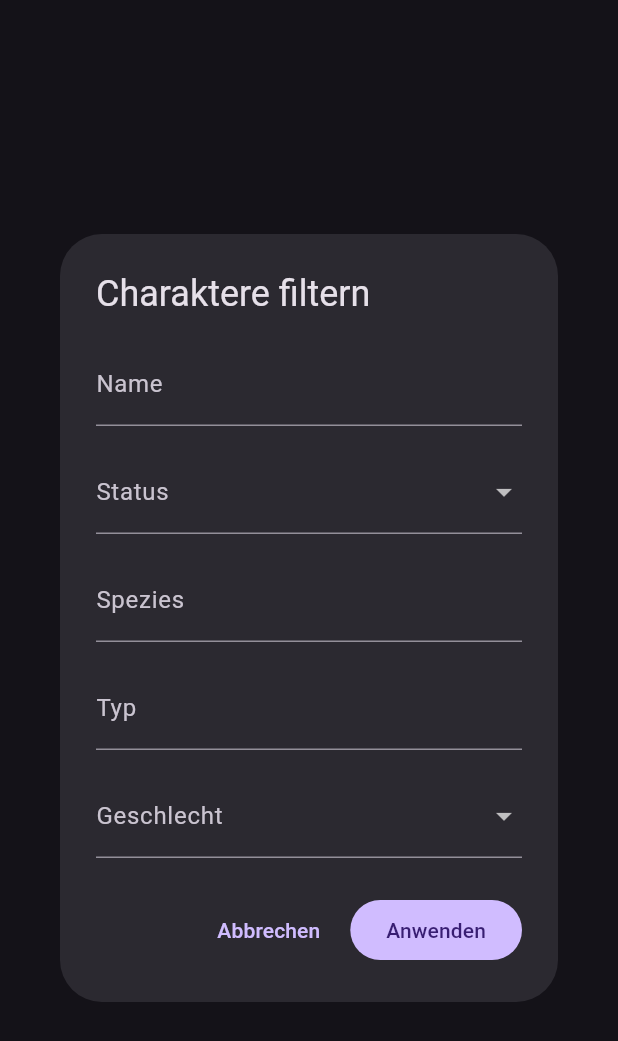
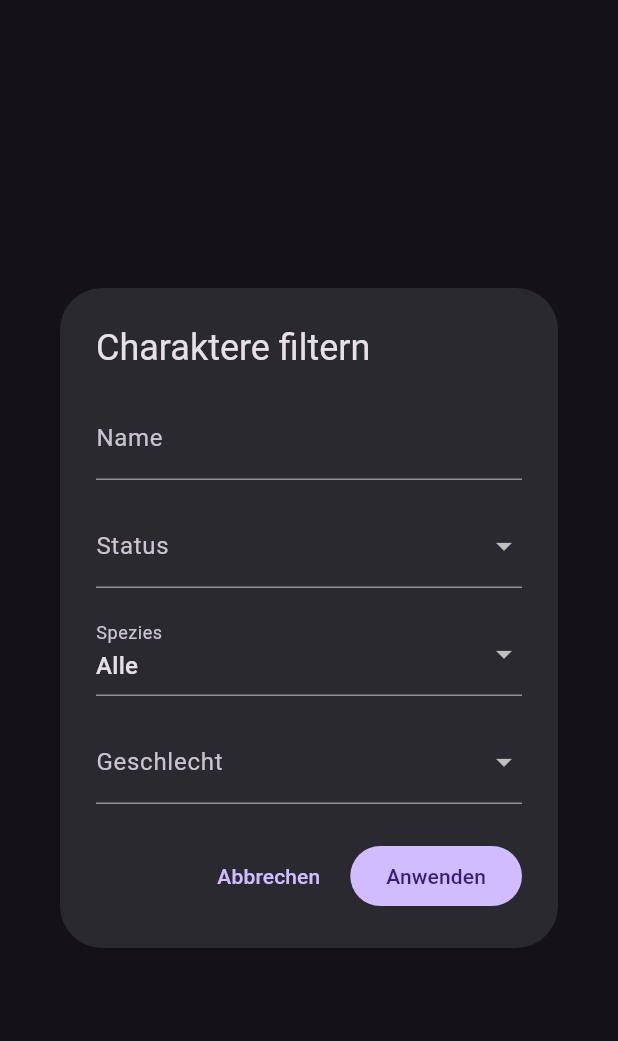
Before and after one commit to AchillesGit/Rickpedia, a Flutter app: the CharacterFilterDialog widget shown alone on an empty page, opened directly with empty values, on a phone screen of 412 x 824 dp. Shown: the top 1041 px of the screen. Run offline on Flutter 3.47's test engine with Material 3 defaults, Android fonts, the phone set to English and light mode, and no system bars; network calls fail.

Commit message:
Add type attribute to Character model and update related components

```diff
--- a/lib/features/characters/models/character.dart
+++ b/lib/features/characters/models/character.dart
@@ -3,6 +3,7 @@ class Character {
   final String name;
   final String status;
   final String species;
+  final String type;
   final String imageUrl;
 
   const Character({
@@ -10,6 +11,7 @@ class Character {
     required this.name,
     required this.status,
     required this.species,
+    required this.type,
     required this.imageUrl,
   });
 
@@ -19,6 +21,7 @@ class Character {
       name: json['name'] as String,
       status: json['status'] as String,
       species: json['species'] as String,
+      type: json['type'] as String,
       imageUrl: json['image'] as String,
     );
   }
--- a/lib/features/characters/models/character_filter.dart
+++ b/lib/features/characters/models/character_filter.dart
@@ -3,14 +3,12 @@ class CharacterFilter {
   final String name;
   final String? status;
   final String species;
-  final String type;
   final String? gender;
 
   const CharacterFilter({
     this.name = '',
     this.status,
     this.species = '',
-    this.type = '',
     this.gender,
   });
 
@@ -19,7 +17,6 @@ class CharacterFilter {
       'name': name.trim(),
       'status': status?.trim() ?? '',
       'species': species.trim(),
-      'type': type.trim(),
       'gender': gender?.trim() ?? '',
     };
     return values..removeWhere((key, value) => value.isEmpty);
--- a/lib/features/characters/widgets/character_card.dart
+++ b/lib/features/characters/widgets/character_card.dart
@@ -37,6 +37,10 @@ class CharacterCard extends StatelessWidget {
                     ),
                   ),
                   const SizedBox(height: 8),
+                  if (character.type.isNotEmpty) ...[
+                    Text('Typ: ${character.type}'),
+                    const SizedBox(height: 8),
+                  ],
                   Text(
                     '${character.status} · ${character.species}',
                     style: const TextStyle(fontSize: 16, color: Colors.grey),
--- a/lib/features/characters/widgets/character_filter_dialog.dart
+++ b/lib/features/characters/widgets/character_filter_dialog.dart
@@ -13,16 +13,13 @@ class CharacterFilterDialog extends StatefulWidget {
 
 class _CharacterFilterDialogState extends State<CharacterFilterDialog> {
   late final _name = TextEditingController(text: widget.filter.name);
-  late final _species = TextEditingController(text: widget.filter.species);
-  late final _type = TextEditingController(text: widget.filter.type);
+  late String _species = widget.filter.species;
   late String? _status = widget.filter.status;
   late String? _gender = widget.filter.gender;
 
   @override
   void dispose() {
     _name.dispose();
-    _species.dispose();
-    _type.dispose();
     super.dispose();
   }
 
@@ -53,14 +50,19 @@ class _CharacterFilterDialogState extends State<CharacterFilterDialog> {
                 onChanged: (value) => _status = value,
               ),
               const SizedBox(height: 16),
-              TextField(
-                controller: _species,
+              DropdownButtonFormField<String>(
+                initialValue: _species,
                 decoration: const InputDecoration(labelText: 'Spezies'),
-              ),
-              const SizedBox(height: 16),
-              TextField(
-                controller: _type,
-                decoration: const InputDecoration(labelText: 'Typ'),
+                items: const [
+                  DropdownMenuItem(value: '', child: Text('Alle')),
+                  DropdownMenuItem(value: 'Human', child: Text('Human')),
+                  DropdownMenuItem(value: 'Alien', child: Text('Alien')),
+                  DropdownMenuItem(value: 'Humanoid', child: Text('Humanoid')),
+                  DropdownMenuItem(value: 'Animal', child: Text('Animal')),
+                  DropdownMenuItem(value: 'Robot', child: Text('Robot')),
+                  DropdownMenuItem(value: 'unknown', child: Text('Unbekannt')),
+                ],
+                onChanged: (value) => _species = value ?? '',
               ),
               const SizedBox(height: 16),
               DropdownButtonFormField<String>(
@@ -93,8 +95,7 @@ class _CharacterFilterDialogState extends State<CharacterFilterDialog> {
             CharacterFilter(
               name: _name.text.trim(),
               status: _status,
-              species: _species.text.trim(),
-              type: _type.text.trim(),
+              species: _species,
               gender: _gender,
             ),
           ),
```
Also changed, not shown: 2 other files.
